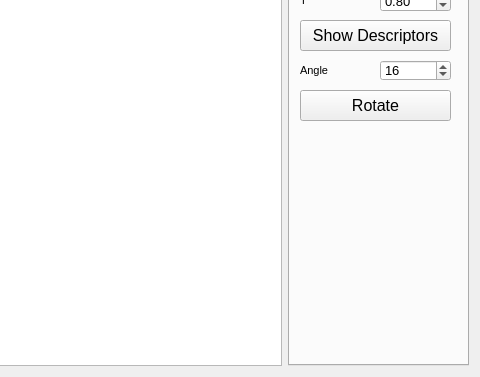
Above: Gui/mainwindow.ui from faystmax/ComputerVision before the change; both pictures show x 521 to 1001 and y 147 to 524 of the 1001 by 524 pixel window. Below: the same form after it.
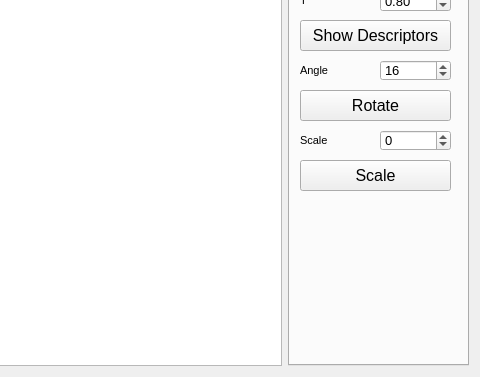
That is the form after the change. The open tabs and pages were chosen to show the change. Icons and pictures are not drawn.

Patch:
```diff
--- a/Gui/mainwindow.ui
+++ b/Gui/mainwindow.ui
@@ -940,6 +940,67 @@
          <string>Angle</string>
         </property>
        </widget>
+       <widget class="QSpinBox" name="scaleSpinBox">
+        <property name="geometry">
+         <rect>
+          <x>90</x>
+          <y>240</y>
+          <width>71</width>
+          <height>21</height>
+         </rect>
+        </property>
+        <property name="font">
+         <font>
+          <pointsize>10</pointsize>
+         </font>
+        </property>
+        <property name="minimum">
+         <number>-180</number>
+        </property>
+        <property name="maximum">
+         <number>180</number>
+        </property>
+        <property name="value">
+         <number>0</number>
+        </property>
+       </widget>
+       <widget class="QLabel" name="label_13">
+        <property name="geometry">
+         <rect>
+          <x>10</x>
+          <y>240</y>
+          <width>71</width>
+          <height>21</height>
+         </rect>
+        </property>
+        <property name="font">
+         <font>
+          <pointsize>8</pointsize>
+         </font>
+        </property>
+        <property name="text">
+         <string>Scale</string>
+        </property>
+       </widget>
+       <widget class="QPushButton" name="scaleButton">
+        <property name="geometry">
+         <rect>
+          <x>10</x>
+          <y>270</y>
+          <width>151</width>
+          <height>31</height>
+         </rect>
+        </property>
+        <property name="font">
+         <font>
+          <family>Arial</family>
+          <pointsize>12</pointsize>
+         </font>
+        </property>
+        <property name="text">
+         <string>Scale</string>
+        </property>
+       </widget>
       </widget>
      </widget>
     </item>
```
Left out of the diff: 2 changed lines with no effect on the pictures.
